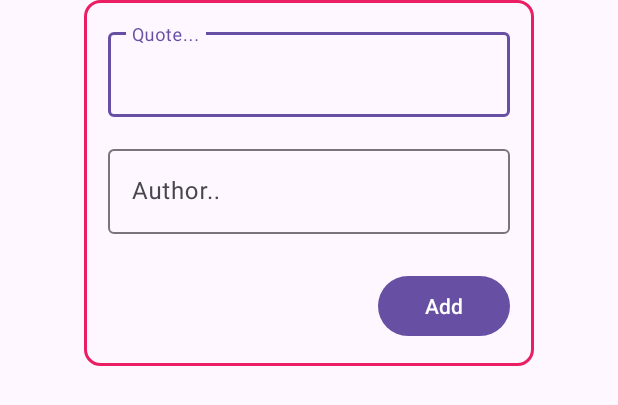
After one commit to Abdelilah-Falih/miniProjet03, an Android app: the layout item_dialog_update_quote.xml on its own in the app's theme, with its tools: preview values and no code run, on a phone screen of 412 x 824 dp. The commit adds this screen. Shown: the top 405 px of the screen. Run offline under Robolectric (Android 15) with nearby library versions, the phone set to English and light mode, and no system bars.

Commit message:
task 07 :  -> add new Layout formule  -> include Formule in  the MyQuotes class and Fragment Dialog  -> add custom_shape as  bg design

```diff
--- a/app/src/main/AndroidManifest.xml
+++ b/app/src/main/AndroidManifest.xml
@@ -16,7 +16,7 @@
         android:theme="@style/Theme.MyApplication"
         tools:targetApi="31">
         <activity
-            android:name=".Database.MyQuotes"
+            android:name=".MyQuotes"
             android:exported="false" />
         <activity
             android:name=".ManageQuotes"
--- a/app/src/main/java/com/example/myapplication/ManageQuotes.java
+++ b/app/src/main/java/com/example/myapplication/ManageQuotes.java
@@ -10,11 +10,8 @@ import android.net.ConnectivityManager;
 import android.os.Bundle;
 import android.widget.Button;
 import android.widget.ImageView;
-import android.widget.Toast;
 
 import com.bumptech.glide.Glide;
-import com.example.myapplication.Database.MyQuotes;
-import com.example.myapplication.Database.Quote;
 import com.example.myapplication.Database.QuoteDao;
 import com.example.myapplication.Database.QuoteDatabase;
 import com.example.myapplication.NetworkInfo.NetworkInformation;
--- /dev/null
+++ b/app/src/main/res/drawable/custom_shape.xml
@@ -0,0 +1,11 @@
+<?xml version="1.0" encoding="utf-8"?>
+<shape xmlns:android="http://schemas.android.com/apk/res/android"
+    android:shape="rectangle">
+    <corners
+        android:color="@color/white"
+        android:radius="10dp"/>
+    <stroke
+        android:color="#E91E63"
+        android:width="2dp"/>
+
+</shape>
--- /dev/null
+++ b/app/src/main/res/drawable/ic_download.xml
@@ -0,0 +1,5 @@
+<vector android:height="48dp" android:tint="#C69350"
+    android:viewportHeight="24" android:viewportWidth="24"
+    android:width="48dp" xmlns:android="http://schemas.android.com/apk/res/android">
+    <path android:fillColor="@android:color/white" android:pathData="M19,9h-4V3H9v6H5l7,7 7,-7zM5,18v2h14v-2H5z"/>
+</vector>
--- /dev/null
+++ b/app/src/main/res/layout/custom_formule.xml
@@ -0,0 +1,49 @@
+<?xml version="1.0" encoding="utf-8"?>
+<androidx.constraintlayout.widget.ConstraintLayout xmlns:android="http://schemas.android.com/apk/res/android"
+    xmlns:app="http://schemas.android.com/apk/res-auto"
+    xmlns:tools="http://schemas.android.com/tools"
+    android:layout_width="match_parent"
+    android:layout_height="match_parent"
+    android:background="@drawable/custom_shape"
+    android:padding="16dp">
+
+    <com.google.android.material.textfield.TextInputLayout
+        android:id="@+id/textInputLayout"
+        android:layout_width="0dp"
+        android:layout_height="wrap_content"
+        app:layout_constraintEnd_toEndOf="parent"
+        app:layout_constraintStart_toStartOf="parent"
+        app:layout_constraintTop_toTopOf="parent">
+
+        <com.google.android.material.textfield.TextInputEditText
+            android:id="@+id/et_quote_formule"
+            android:layout_width="match_parent"
+            android:layout_height="wrap_content"
+            android:hint="Quote..." />
+    </com.google.android.material.textfield.TextInputLayout>
+
+    <Button
+        android:id="@+id/btn_add_update"
+        android:layout_width="wrap_content"
+        android:layout_height="wrap_content"
+        android:layout_marginTop="24dp"
+        android:text="Add"
+        app:layout_constraintEnd_toEndOf="parent"
+        app:layout_constraintTop_toBottomOf="@+id/textInputLayout2" />
+
+    <com.google.android.material.textfield.TextInputLayout
+        android:id="@+id/textInputLayout2"
+        android:layout_width="0dp"
+        android:layout_height="wrap_content"
+        android:layout_marginTop="16dp"
+        app:layout_constraintEnd_toEndOf="parent"
+        app:layout_constraintStart_toStartOf="@+id/textInputLayout"
+        app:layout_constraintTop_toBottomOf="@+id/textInputLayout">
+
+        <com.google.android.material.textfield.TextInputEditText
+            android:id="@+id/et_author_formule"
+            android:layout_width="match_parent"
+            android:layout_height="wrap_content"
+            android:hint="Author.." />
+    </com.google.android.material.textfield.TextInputLayout>
+</androidx.constraintlayout.widget.ConstraintLayout>
--- /dev/null
+++ b/app/src/main/res/layout/item_dialog_update_quote.xml
@@ -0,0 +1,17 @@
+<?xml version="1.0" encoding="utf-8"?>
+<androidx.constraintlayout.widget.ConstraintLayout xmlns:android="http://schemas.android.com/apk/res/android"
+    xmlns:app="http://schemas.android.com/apk/res-auto"
+    xmlns:tools="http://schemas.android.com/tools"
+    android:layout_width="match_parent"
+    android:layout_height="match_parent">
+
+    <include
+        android:id="@+id/include_fragment_dialog"
+        layout="@layout/custom_formule"
+        android:layout_width="300dp"
+        android:layout_height="wrap_content"
+        app:layout_constraintEnd_toEndOf="parent"
+        app:layout_constraintStart_toStartOf="parent"
+        app:layout_constraintTop_toTopOf="parent" />
+
+</androidx.constraintlayout.widget.ConstraintLayout>
```
Also changed, not shown: app/src/main/java/com/example/myapplication/FragmentUpdate.java (added, +45 -0 lines), app/src/main/java/com/example/myapplication/MyQuotes.java (renamed from app/src/main/java/com/example/myapplication/Database/MyQuotes.java, +11 -2 lines), app/src/main/java/com/example/myapplication/QuotesAdapter.java (+12 -3 lines), app/src/main/res/layout/activity_my_quotes.xml (+26 -3 lines), app/src/main/res/layout/quote_item.xml (+6 -6 lines).
